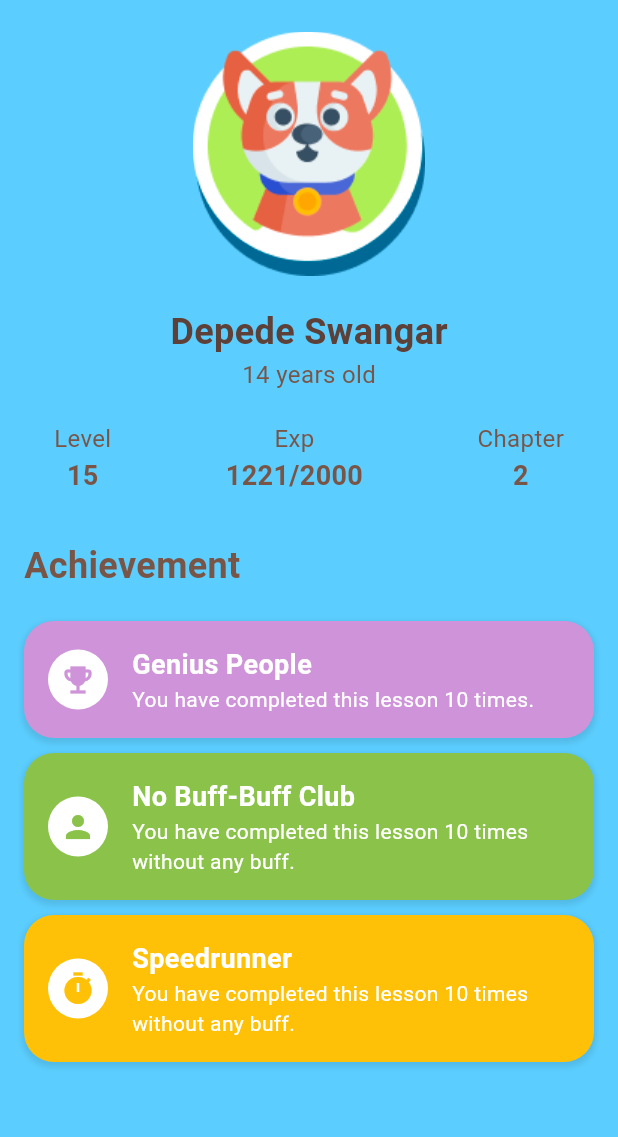
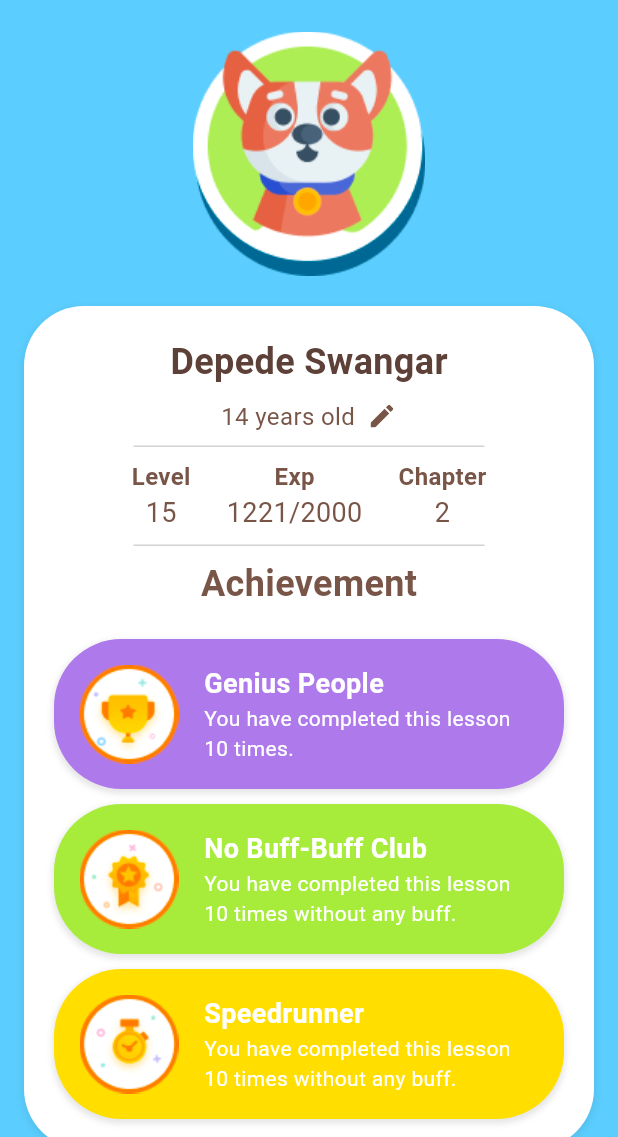
Before and after one commit to Nessaa16/WordWhizz, a Flutter app: the ProfilePage screen opened directly, on a phone screen of 412 x 824 dp, the part 99-1236 px from its top. Run offline on Flutter 3.47's test engine with Material 3 defaults, Android fonts, the phone set to English and light mode, and no system bars; our stand-ins replace cloud_firestore, firebase_auth, firebase_core, lottie; accounts and stored records are empty.

Commit message:
ProfilePage UI 95%

```diff
--- a/wordwhizz/lib/view/pages/profile_page.dart
+++ b/wordwhizz/lib/view/pages/profile_page.dart
@@ -19,10 +19,10 @@ class _ProfilePageState extends State<ProfilePage> {
             child: Column(
               crossAxisAlignment: CrossAxisAlignment.start,
               children: [
-                // Teks "Profile" di atas
+
                 Stack(
                   children: [
-                    // Tombol Back menggunakan GestureDetector dan gambar
+
                     Positioned(
                       top: 10,
                       left: 10,
@@ -32,14 +32,14 @@ class _ProfilePageState extends State<ProfilePage> {
                               context); // Navigasi ke halaman sebelumnya
                         },
                         child: Image.asset(
-                          'assets/images/backarrow.png', // Path gambar
-                          width: 40, // Lebar gambar
-                          height: 40, // Tinggi gambar
-                          fit: BoxFit.contain, // Mengatur gambar sesuai ukuran
+                          'assets/images/backarrow.png',
+                          width: 40,
+                          height: 40,
+                          fit: BoxFit.contain,
                         ),
                       ),
                     ),
-                    // Teks "Profile" di tengah
+
                     Center(
                       child: Text(
                         'Profile',
@@ -72,7 +72,7 @@ class _ProfilePageState extends State<ProfilePage> {
                         shape: BoxShape.circle,
                       ),
                       child: Image.asset(
-                        'assets/images/avatar_dog.png', // Ganti dengan path gambar Anda
+                        'assets/images/avatar_dog.png',
                       ),
                     ),
                   ],
@@ -81,7 +81,24 @@ class _ProfilePageState extends State<ProfilePage> {
 
                 // Profile Info
                 Center(
+                  child: Container(
+                    padding: const EdgeInsets.all(20),
+                    decoration: BoxDecoration(
+                      color: Colors.white,
+                      borderRadius:
+                          BorderRadius.circular(40),
+                      boxShadow: [
+                        BoxShadow(
+                          color: Colors.black.withOpacity(0.1),
+                          blurRadius: 5,
+                          offset: const Offset(0, 2),
+                        ),
+                      ],
+                    ),
                     child: Column(
+                      children: [
+                        // Profile Info
+                        Column(
                           children: [
                             Text(
                               'Depede Swangar',
@@ -91,6 +108,11 @@ class _ProfilePageState extends State<ProfilePage> {
                                 color: Colors.brown[700],
                               ),
                             ),
+                            const SizedBox(height: 8),
+                            Row(
+                              mainAxisAlignment: MainAxisAlignment
+                                  .center,
+                              children: [
                                 const Text(
                                   '14 years old',
                                   style: TextStyle(
@@ -98,27 +120,69 @@ class _ProfilePageState extends State<ProfilePage> {
                                     color: Colors.brown,
                                   ),
                                 ),
+                                const SizedBox(
+                                    width: 8),
+                                GestureDetector(
+                                  onTap: () {
+                                    // Tambahkan fungsi edit
+                                    print('Edit icon pressed');
+                                  },
+                                  child: const Icon(
+                                    Icons.edit, // Ikon edit
+                                    size: 20,
+                                    color: Colors.brown,
+                                  ),
+                                ),
                               ],
                             ),
+
+                            // Garis Pembatas
+                            const SizedBox(height: 8),
+                            Center(
+                              child: Container(
+                                width: 234,
+                                height: 1,
+                                color: Color(
+                                    0xFFD3D2D2),
                               ),
-                const SizedBox(height: 20),
+                            ),
 
-                // Stats Row
-                Container(
-                  padding: const EdgeInsets.symmetric(horizontal: 20),
-                  child: Row(
-                    mainAxisAlignment: MainAxisAlignment.spaceBetween,
+                            const SizedBox(height: 8),
+                            Row(
+                              mainAxisAlignment: MainAxisAlignment
+                                  .center,
                               children: [
                                 _buildStat('Level', '15'),
+                                const SizedBox(
+                                    width:
+                                        24),
                                 _buildStat('Exp', '1221/2000'),
+                                const SizedBox(
+                                    width:
+                                        24),
                                 _buildStat('Chapter', '2'),
                               ],
                             ),
+                          ],
                         ),
-                const SizedBox(height: 30),
+
+                        const SizedBox(height: 8),
+
+                        // Garis Pembatas
+                        Center(
+                          child: Container(
+                            width: 234,
+                            height: 1,
+                            color: Color(
+                                0xFFD3D2D2),
+                          ),
+                        ),
+
+                        const SizedBox(height: 8),
 
                         // Achievements Section
-                const Text(
+                        const Center(
+                          child: Text(
                             'Achievement',
                             style: TextStyle(
                               fontSize: 24,
@@ -126,28 +190,34 @@ class _ProfilePageState extends State<ProfilePage> {
                               color: Colors.brown,
                             ),
                           ),
+                        ),
+
                         const SizedBox(height: 20),
 
                         // Achievement Cards
                         _buildAchievementCard(
                           'Genius People',
                           'You have completed this lesson 10 times.',
-                  Colors.purple.shade200,
-                  Icons.emoji_events,
+                          const Color(0xFFAD79EB),
+                          'assets/images/achieve_genius.png',
                         ),
                         const SizedBox(height: 10),
                         _buildAchievementCard(
                           'No Buff-Buff Club',
                           'You have completed this lesson 10 times without any buff.',
-                  Colors.lightGreen,
-                  Icons.person,
+                          const Color(0xFFA7EC3A),
+                          'assets/images/achieve_nobuff.png',
                         ),
                         const SizedBox(height: 10),
                         _buildAchievementCard(
                           'Speedrunner',
                           'You have completed this lesson 10 times without any buff.',
-                  Colors.amber,
-                  Icons.timer,
+                          const Color(0xFFFFDE00),
+                          'assets/images/achieve_speedrunner.png',
+                        ),
+                      ],
+                    ),
+                  ),
                 ),
               ],
             ),
@@ -164,6 +234,7 @@ class _ProfilePageState extends State<ProfilePage> {
           label,
           style: const TextStyle(
             fontSize: 16,
+            fontWeight: FontWeight.bold,
             color: Colors.brown,
           ),
         ),
@@ -171,7 +242,6 @@ class _ProfilePageState extends State<ProfilePage> {
           value,
           style: const TextStyle(
             fontSize: 18,
-            fontWeight: FontWeight.bold,
             color: Colors.brown,
           ),
         ),
@@ -180,13 +250,13 @@ class _ProfilePageState extends State<ProfilePage> {
   }
 
   Widget _buildAchievementCard(
-      String title, String description, Color color, IconData icon) {
+      String title, String description, Color color, String imagePath) {
     return Container(
       width: double.infinity,
       padding: const EdgeInsets.all(16),
       decoration: BoxDecoration(
         color: color,
-        borderRadius: BorderRadius.circular(20),
+        borderRadius: BorderRadius.circular(45),
         boxShadow: [
           BoxShadow(
             color: Colors.black.withOpacity(0.1),
@@ -199,12 +269,13 @@ class _ProfilePageState extends State<ProfilePage> {
       child: Row(
         children: [
           Container(
-            padding: const EdgeInsets.all(8),
-            decoration: const BoxDecoration(
-              color: Colors.white,
-              shape: BoxShape.circle,
+            padding: const EdgeInsets.all(1),
+            child: Image.asset(
+              imagePath,
+              width: 66,
+              height: 66,
+              fit: BoxFit.cover,
             ),
-            child: Icon(icon, color: color),
           ),
           const SizedBox(width: 16),
           Expanded(
--- a/wordwhizz/pubspec.yaml
+++ b/wordwhizz/pubspec.yaml
@@ -139,6 +139,9 @@ flutter:
     - assets/images/backnav.png
     - assets/images/avatar_dog.png
     - assets/images/bg_minigames_translate.png
+    - assets/images/achieve_genius.png
+    - assets/images/achieve_nobuff.png
+    - assets/images/achieve_speedrunner.png
 
 
 
```
Also changed, not shown: wordwhizz/assets/images/achieve_genius.png (added), wordwhizz/assets/images/achieve_nobuff.png (added), wordwhizz/assets/images/achieve_speedrunner.png (added). Lines whose indentation alone changed are shown as unchanged.
